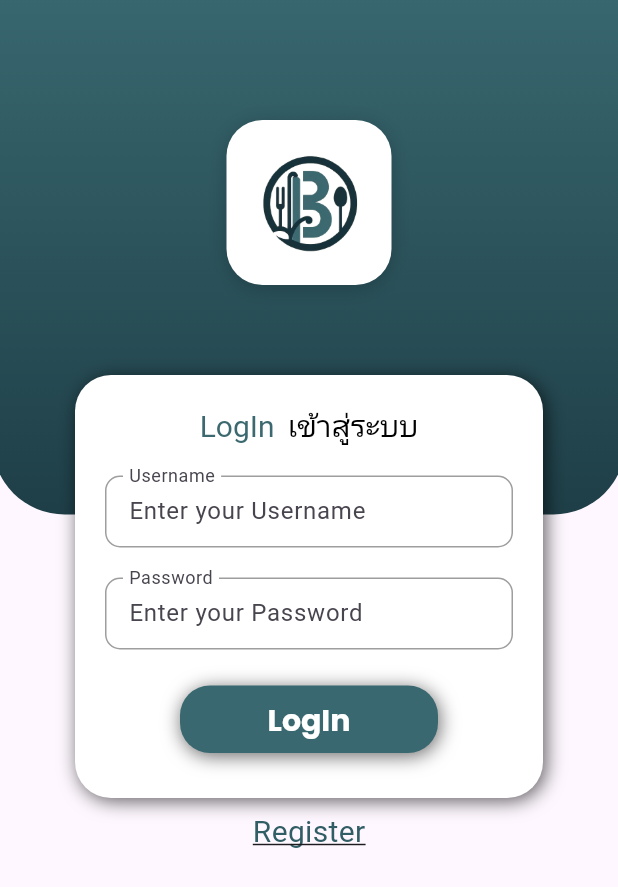
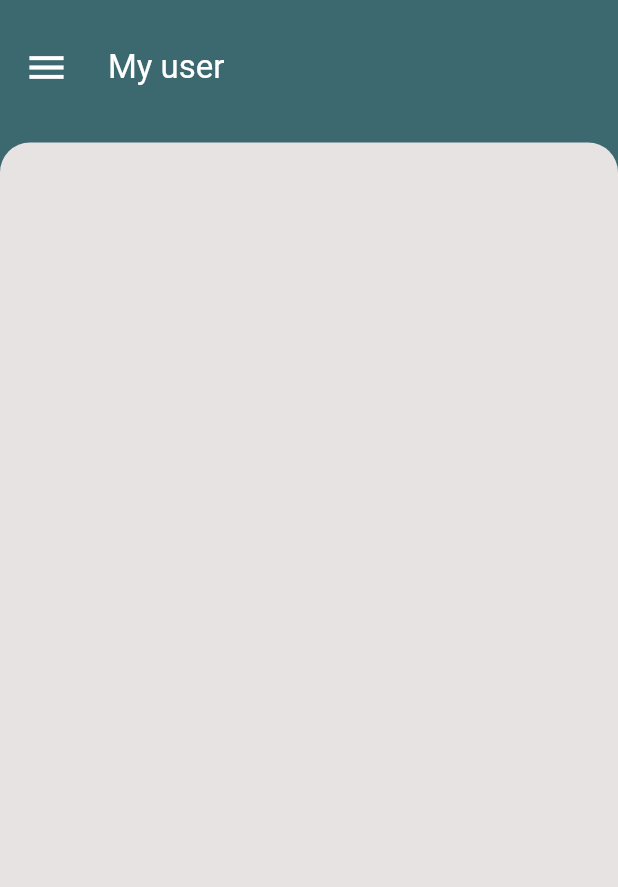
Before and after one commit to lovemxchine/test_se, a Flutter app: the screen it shows after launch, after a tap on "LogIn", on a phone screen of 412 x 824 dp. Shown: the top 887 px of the screen. Run offline on Flutter 3.47's test engine with Material 3 defaults, Android fonts, the light colour scheme and no system bars; our stand-ins replace google_fonts; Roboto replaces fonts that are missing (Mitr).

Commit message:
login menu

```diff
--- /dev/null
+++ b/lib/screens/Menu_screen.dart
@@ -0,0 +1,55 @@
+import 'package:flutter/material.dart';
+import 'package:google_fonts/google_fonts.dart';
+
+class Menu extends StatelessWidget {
+  const Menu({super.key});
+
+  @override
+  Widget build(BuildContext context) {
+    return Scaffold(
+      backgroundColor: const Color(0xff3C696F),
+      appBar: AppBar(
+        toolbarHeight: 90,
+        leading: IconButton(
+          onPressed: () {},
+          icon: IconButton(
+            icon: const Icon(
+              Icons.menu,
+              size: 30,
+              color: Colors.white,
+            ),
+            onPressed: () {},
+          ),
+        ),
+        backgroundColor: const Color(0xff3C696F),
+        title: const Text(
+          "My user",
+          style: TextStyle(color: Colors.white),
+        ),
+      ),
+      body: Center(
+        child: Stack(
+          children: [
+            Positioned(
+              top: 5,
+              child: Container(
+                width: 412,
+                height: 800,
+                decoration: const BoxDecoration(
+                  color: Color.fromARGB(255, 231, 227, 227),
+                  borderRadius: BorderRadius.only(
+                    topLeft: Radius.circular(20),
+                    topRight: Radius.circular(20),
+                  ),
+                ),
+                child: const Column(
+                  mainAxisSize: MainAxisSize.max,
+                ),
+              ),
+            ),
+          ],
+        ),
+      ),
+    );
+  }
+}
--- a/lib/screens/login_screen.dart
+++ b/lib/screens/login_screen.dart
@@ -1,5 +1,6 @@
 import 'package:flutter/material.dart';
 import 'package:google_fonts/google_fonts.dart';
+import 'package:test_se/screens/menu_screen.dart';
 
 import '../components/button_field.dart';
 import '../components/text_field.dart';
@@ -11,7 +12,12 @@ class Login extends StatelessWidget {
   Login({super.key});
   final userController = TextEditingController();
   final passwordController = TextEditingController();
-  loginWithPassword() {}
+  void loginWithPassword(BuildContext context) {
+    Navigator.push(
+      context,
+      MaterialPageRoute(builder: (context) => const Menu()),
+    );
+  }
 
   @override
   Widget build(BuildContext context) {
@@ -114,7 +120,7 @@ class Login extends StatelessWidget {
                           const SizedBox(
                             height: 24,
                           ),
-                          MyButton(onTap: loginWithPassword, hinText: 'LogIn'),
+                          MyButton(onTap: () => loginWithPassword(context), hinText: 'LogIn'),
                         ],
                       ),
                     )
```
Also changed, not shown: lib/widgets/Button_menu.dart (added, +39 -0 lines), lib/widgets/test_widget.dart (deleted).
